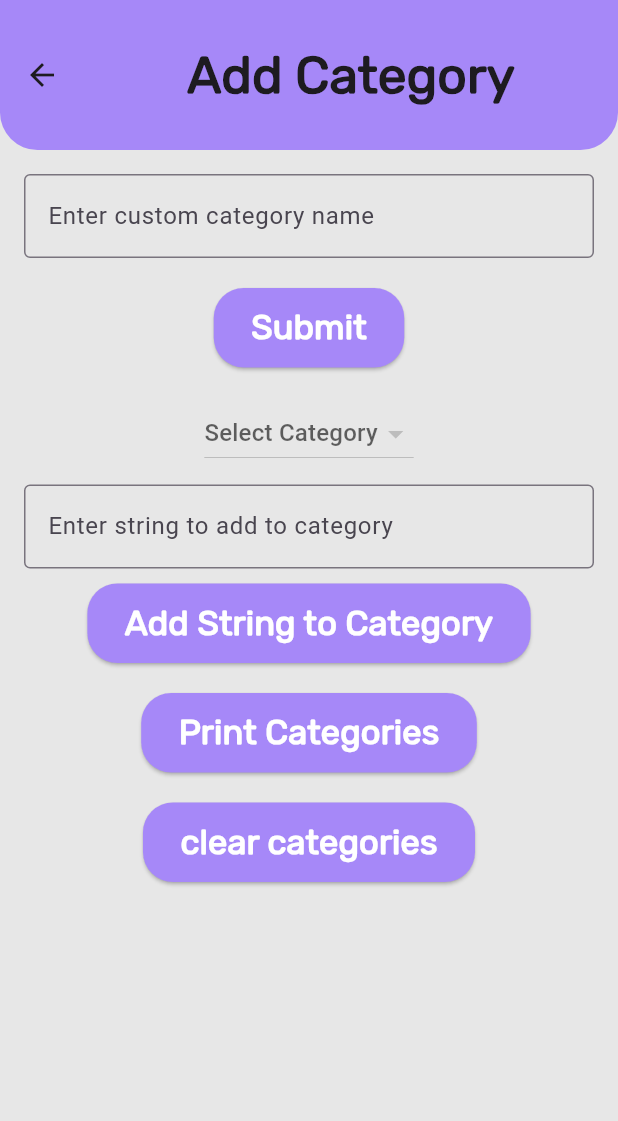
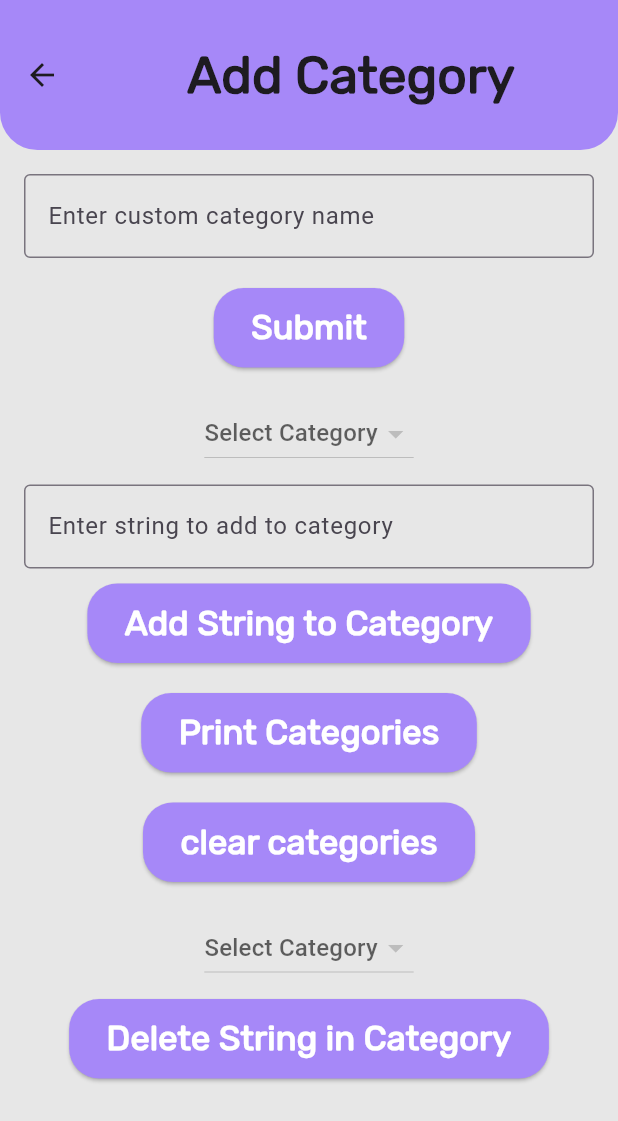
Before and after one commit to Tovli/Mazilon, a Flutter app: the CustomCategoryPage screen opened directly, after a tap on "Print Categories", on a phone screen of 412 x 824 dp. Shown: the top 1121 px of the screen. Run offline on Flutter 3.47's test engine with Material 3 defaults, Android fonts, the phone set to English and light mode, and no system bars; drawn by our look-alikes of auto_size_text; our stand-ins replace cloud_firestore, dotted_border, file_picker, firebase_auth, firebase_core, firebase_database and 22 more; missing offline and left inert: language_code, workmanager; accounts and stored records are empty; generated files the repository leaves out were written again; project files that could hold a hidden picture were left out.

Commit message:
category functions added
changed code so that all category functions will have their own file and the UI elements are in a separate file from that. Also resetting user info also resets category data.

```diff
--- a/lib/pages/PersonalPlan/customCategory.dart
+++ b/lib/pages/PersonalPlan/customCategory.dart
@@ -4,7 +4,6 @@
 // import 'package:mazilon/util/userInformation.dart';
 //import 'package:intl/intl.dart' as intl;
 import 'package:mazilon/util/customCatFunctions.dart';
-import 'package:shared_preferences/shared_preferences.dart';
 
 
 class CustomCategoryPage extends StatefulWidget {
@@ -15,6 +14,7 @@
       //required this.changeLocale
       });
       @override
+  // ignore: library_private_types_in_public_api
   _CustomCategoryPageState createState() => _CustomCategoryPageState();
 
 }
@@ -22,18 +22,20 @@
 class _CustomCategoryPageState extends State<CustomCategoryPage> {
   final TextEditingController _categoryController = TextEditingController();
   final TextEditingController _stringController = TextEditingController();
+  late String selectedCategory;
+  late String selectedCatStr;
 List<String> categoryNames = [];
 
   @override
   void initState() {
     super.initState();
-    _loadCategories();
+    loadCategories();
+    _listCategories();
   }
 
 // Load the category names from SharedPreferences
-  Future<void> _loadCategories() async {
-    final prefs = await SharedPreferences.getInstance();
-    Map<String, List<String>> categoryMap = getCategoriesMap(prefs);
+  Future<void> _listCategories() async {
+    Map<String, List<String>> categoryMap = await loadCategories();
 
     // Get the category names (keys of the map)
     setState(() {
@@ -76,7 +78,7 @@
                 String categoryName = _categoryController.text;
                 if (categoryName.isNotEmpty) {
                   await saveCategoryName(categoryName);
-                  _loadCategories(); // Reload category list
+                  _listCategories(); // Reload category list
                   ScaffoldMessenger.of(context).showSnackBar(
                     SnackBar(content: Text('Category added successfully')),
                   );
@@ -107,6 +109,7 @@
               onChanged: (category) {
                 setState(() {
                   // Update selected category for adding strings
+                  selectedCategory = category!;
                 });
               },
               items: categoryNames.map((category) {
@@ -207,6 +210,103 @@
                   null,
                   24),
             ),
+            SizedBox(height: 20),
+            DropdownButton<String>(
+              hint: Text('Select Category'),
+              value: categoryNames.isNotEmpty ? categoryNames[0] : null,
+              onChanged: (category) {
+                setState(() {
+                  // Update selected category for adding strings
+                  selectedCategory = category!;
+                });
+              },
+              items: categoryNames.map((category) {
+                return DropdownMenuItem<String>(
+                  value: category,
+                  child: Text(category),
+                );
+              }).toList(),
+            ),
+
+            SizedBox(height: 10),
+            ElevatedButton(
+              onPressed: () async {
+                String newString = _stringController.text;
+                String selectedCategory = categoryNames.isNotEmpty ? categoryNames[0] : '';
+                if (newString.isNotEmpty && selectedCategory.isNotEmpty) {
+                  await addStringToCategory(selectedCategory, newString);
+                  ScaffoldMessenger.of(context).showSnackBar(
+                    SnackBar(content: Text('String added successfully')),
+                  );
+                  _stringController.clear();
+                  FocusScope.of(context).unfocus();
+                }
+
+              },
+              style: TextButton.styleFrom(
+                backgroundColor: primaryPurple,
+                padding: EdgeInsets.symmetric(horizontal: 25, vertical: 10),
+                shape: const RoundedRectangleBorder(
+                  borderRadius: BorderRadius.all(Radius.circular(20)),
+                ),
+              ),
+              child: myAutoSizedText(
+                "Delete String in Category",
+                TextStyle(
+                      fontSize: 20.sp,
+                      fontWeight: FontWeight.bold,
+                      color: Colors.white),
+                  null,
+                  24
+              ),
+            ),
+            // SizedBox(height: 20),
+            // ElevatedButton(
+            //   onPressed: () async {
+            //     await printStringInCategory(selectedCategory); // Print the categories to the console
+            //   },
+            //   style: TextButton.styleFrom(
+            //     backgroundColor: primaryPurple,
+            //     padding: EdgeInsets.symmetric(horizontal: 25, vertical: 10),
+            //     shape: const RoundedRectangleBorder(
+            //       borderRadius: BorderRadius.all(Radius.circular(20)),
+            //     ),
+            //   ),
+            //   child: myAutoSizedText(
+            //     "Print Chosen Category",
+            //     TextStyle(
+            //           fontSize: 20.sp,
+            //           fontWeight: FontWeight.bold,
+            //           color: Colors.white),
+            //       null,
+            //       24
+            //   ),
+            // ),
+            // SizedBox(height: 20),
+            // ElevatedButton(
+            //   onPressed: () async {
+            //     await clearStringsFromCategory(selectedCategory); // Print the categories to the console
+            //     ScaffoldMessenger.of(context).showSnackBar(
+            //         SnackBar(content: Text('Category cleared successfully')),
+            //       );
+            //   },
+            //   style: TextButton.styleFrom(
+            //     backgroundColor: primaryPurple,
+            //     padding: EdgeInsets.symmetric(horizontal: 25, vertical: 10),
+            //     shape: const RoundedRectangleBorder(
+            //       borderRadius: BorderRadius.all(Radius.circular(20)),
+            //     ),
+            //   ),
+            //   child: myAutoSizedText(
+            //     "Clear Chosen Category",
+            //     TextStyle(
+            //           fontSize: 20.sp,
+            //           fontWeight: FontWeight.bold,
+            //           color: Colors.white),
+            //       null,
+            //       24
+            //   ),
+            // ),
           ],
         ),
 
--- /dev/null
+++ b/lib/util/customCatFunctions.dart
@@ -0,0 +1,148 @@
+import 'package:shared_preferences/shared_preferences.dart';
+
+
+
+
+
+Future<void> addStringToCategory(String categoryName, String newString) async {
+  final prefs = await SharedPreferences.getInstance();
+
+  // Get the existing map of categories and their strings
+  Map<String, List<String>> categoryMap = getCategoriesMap(prefs);
+
+  // If the category exists, add the string to the list
+  if (categoryMap.containsKey(categoryName)) {
+    categoryMap[categoryName]?.add(newString);
+
+  }
+
+  // Save the updated map back to SharedPreferences
+  await prefs.setStringList('categoryMap', categoryMap.entries
+      .map((entry) => '${entry.key}:${entry.value.join(",")}')
+      .toList());
+}
+
+Future<void> printCategories() async {
+  final prefs = await SharedPreferences.getInstance();
+
+  // Retrieve and print the current map of categories and their strings
+  Map<String, List<String>> categoryMap = getCategoriesMap(prefs);
+
+  // Print the contents of all categories
+  print("Categories and their strings: $categoryMap");
+}
+
+Future<int> clearCustomCategories() async {
+  final prefs = await SharedPreferences.getInstance();
+  // Remove the customCategories key, which deletes all its contents
+  await prefs.remove('categoryMap');
+  return 1;
+}
+// Load categories from SharedPreferences
+Future<Map<String, List<String>>> loadCategories() async {
+  final prefs = await SharedPreferences.getInstance();
+  Map<String, List<String>> categoryMap = getCategoriesMap(prefs);
+  //onCategoriesLoaded(categoryMap);  // Pass the map to the callback to update UI
+  return categoryMap;
+}
+
+// Get the categories map from SharedPreferences
+Map<String, List<String>> getCategoriesMap(SharedPreferences prefs) {
+  List<String> storedMap = prefs.getStringList('categoryMap') ?? [];
+
+  Map<String, List<String>> categoryMap = {};
+  for (var entry in storedMap) {
+    var parts = entry.split(":");
+    if (parts.length == 2) {
+      categoryMap[parts[0]] = parts[1].split(",");
+    }
+  }
+  return categoryMap;
+}
+
+// Save a category name to SharedPreferences
+Future<void> saveCategoryName(String categoryName) async {
+  final prefs = await SharedPreferences.getInstance();
+  Map<String, List<String>> categoryMap = getCategoriesMap(prefs);
+
+  if (!categoryMap.containsKey(categoryName)) {
+    categoryMap[categoryName] = [];
+  }
+
+  await prefs.setStringList('categoryMap', categoryMap.entries
+      .map((entry) => '${entry.key}:${entry.value.join(",")}')
+      .toList());
+}
+
+// Edit the name of an existing category
+Future<void> editCategoryName(String oldName, String newName) async {
+  final prefs = await SharedPreferences.getInstance();
+  Map<String, List<String>> categoryMap = getCategoriesMap(prefs);
+
+  if (categoryMap.containsKey(oldName)) {
+    List<String> categoryStrings = categoryMap[oldName]!;
+    categoryMap.remove(oldName);
+    categoryMap[newName] = categoryStrings;
+
+    await prefs.setStringList('categoryMap', categoryMap.entries
+        .map((entry) => '${entry.key}:${entry.value.join(",")}')
+        .toList());
+  }
+}
+
+// Delete a category from SharedPreferences
+Future<void> deleteCategory(String categoryName) async {
+  final prefs = await SharedPreferences.getInstance();
+  Map<String, List<String>> categoryMap = getCategoriesMap(prefs);
+
+  if (categoryMap.containsKey(categoryName)) {
+    categoryMap.remove(categoryName);
+
+    await prefs.setStringList('categoryMap', categoryMap.entries
+        .map((entry) => '${entry.key}:${entry.value.join(",")}')
+        .toList());
+  }
+}
+
+Future<void> deleteStringFromCategory(String categoryName, String stringToDelete) async {
+  final prefs = await SharedPreferences.getInstance();
+  Map<String, List<String>> categoryMap = getCategoriesMap(prefs);
+
+  if (categoryMap.containsKey(categoryName)) {
+    categoryMap[categoryName]!.remove(stringToDelete);
+
+    await prefs.setStringList('categoryMap', categoryMap.entries
+        .map((entry) => '${entry.key}:${entry.value.join(",")}')
+        .toList());
+  }
+}
+
+
+Future<void> clearStringsFromCategory(String categoryName) async {
+  final prefs = await SharedPreferences.getInstance();
+  Map<String, List<String>> categoryMap = getCategoriesMap(prefs);
+
+  if (categoryMap.containsKey(categoryName)) {
+    categoryMap[categoryName]!.clear();
+
+    await prefs.setStringList('categoryMap', categoryMap.entries
+        .map((entry) => '${entry.key}:${entry.value.join(",")}')
+        .toList());
+  }
+}
+
+Future<void> printStringInCategory(String categoryName) async {
+  final prefs = await SharedPreferences.getInstance();
+
+  // Retrieve and print the current map of categories and their strings
+  Map<String, List<String>> categoryMap = getCategoriesMap(prefs);
+  if (categoryMap.containsKey(categoryName)) {
+    List<String>? catStrList = categoryMap[categoryName];
+    print("Categories and their strings: $catStrList");
+  } else {
+    print('error');
+  }
+
+  // Print the contents of all categories
+
+}
--- a/lib/util/userInformation.dart
+++ b/lib/util/userInformation.dart
@@ -1,5 +1,6 @@
 import 'package:flutter/foundation.dart';
 import 'package:shared_preferences/shared_preferences.dart';
+import 'package:mazilon/util/customCatFunctions.dart';
 
 //this it the user's information class, with it we store and display it across the app
 class UserInformation with ChangeNotifier {
@@ -40,6 +41,7 @@
   });
 
   void reset(String locale) {
+    clearCustomCategories();
     notificationHour = 12;
     notificationMinute = 0;
     gender = '';
@@ -176,4 +178,6 @@
     saveThanks(value["thanks"] ?? [], value["dates"] ?? []);
     notifyListeners();
   }
+
+
 }
```
